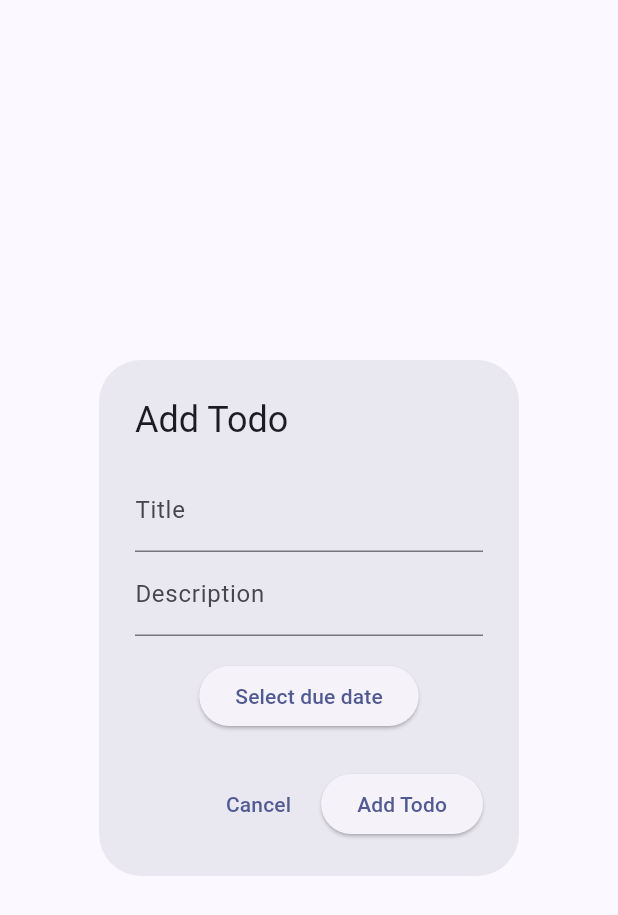
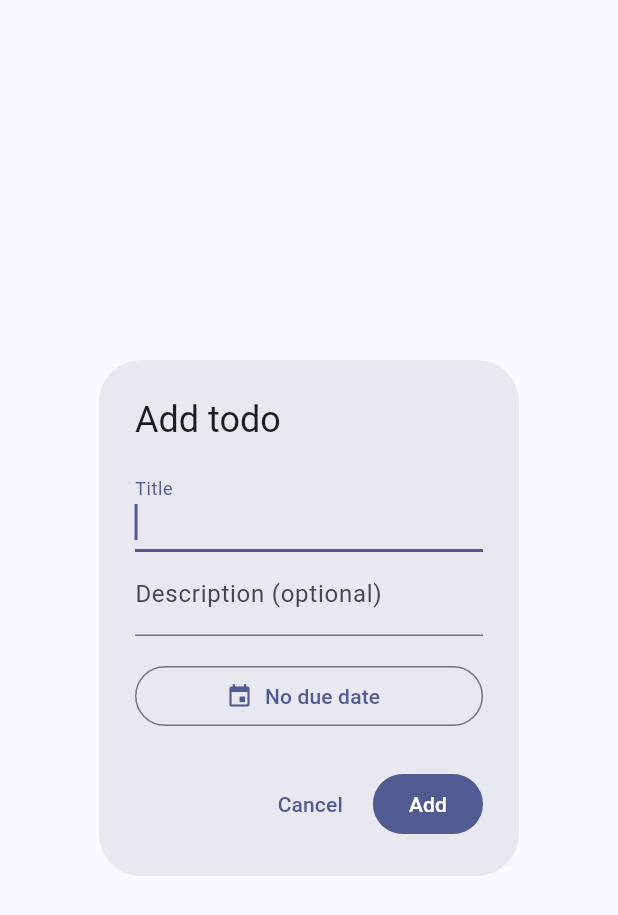
Before and after one commit to MauriceV-2510137/FlutterTodo_EIS, a Flutter app: the AddTodoDialog widget shown alone on an empty page, opened directly, on a phone screen of 412 x 824 dp. Shown: the top 915 px of the screen. Run offline on Flutter 3.47's test engine with Material 3 defaults, Android fonts, the phone set to English and light mode, and no system bars.

Commit message:
Re-adding todos view and "add todo" dialog
- Readding the "Todo" and "Completed" views inside the list
- Ability to add todos inside a list with a dialog
- Can complete items by checking checkbox like before
- Also made it visualy bettter now, (no empty states, title crossed when completed, etc..)

```diff
--- a/flutter_todo/lib/view/add_todo_dialog.dart
+++ b/flutter_todo/lib/view/add_todo_dialog.dart
@@ -1,4 +1,5 @@
 import 'package:flutter/material.dart';
+import 'package:flutter_todo/models/date_only.dart';
 import 'package:flutter_todo/models/todo.dart';
 
 class AddTodoDialog extends StatefulWidget {
@@ -9,81 +10,106 @@ class AddTodoDialog extends StatefulWidget {
 }
 
 class _AddTodoDialogState extends State<AddTodoDialog> {
+  final _titleController = TextEditingController();
+  final _descriptionController = TextEditingController();
 
-  final titleController = TextEditingController();
-  final descriptionController = TextEditingController();
-
-  DateTime? dueDate;
+  DateTime? _dueDate;
+  String? _titleError;
 
   @override
   void dispose() {
-    titleController.dispose();
-    descriptionController.dispose();
+    _titleController.dispose();
+    _descriptionController.dispose();
     super.dispose();
   }
 
-  void save() {
-    if (titleController.text.trim().isEmpty || dueDate == null) {
+  Future<void> _pickDate() async {
+    final today = dateOnly(DateTime.now());
+    final date = await showDatePicker(
+      context: context,
+      initialDate: _dueDate ?? today,
+      firstDate: today,
+      lastDate: DateTime(2100),
+    );
+    if (date != null) setState(() => _dueDate = date);
+  }
+
+  void _save() {
+    final title = _titleController.text.trim();
+    if (title.isEmpty) {
+      setState(() => _titleError = 'Please enter a title');
       return;
     }
     Navigator.of(context).pop(
       Todo(
-        title: titleController.text.trim(),
-        dueDate: dueDate!,
-        description: descriptionController.text.trim()
+        title: title,
+        description: _descriptionController.text,
+        dueDate: _dueDate,
       ),
     );
   }
 
   @override
   Widget build(BuildContext context) {
+    final dateText = _dueDate == null
+        ? 'No due date'
+        : MaterialLocalizations.of(context).formatMediumDate(_dueDate!);
+
     return AlertDialog(
-      title: const Text('Add Todo'),
-      content: Column(
+      title: const Text('Add todo'),
+      content: SingleChildScrollView(
+        child: Column(
           mainAxisSize: MainAxisSize.min,
+          crossAxisAlignment: CrossAxisAlignment.start,
           children: [
             TextField(
-            controller: titleController,
-            decoration: const InputDecoration(labelText: 'Title'),
+              controller: _titleController,
+              autofocus: true,
+              textCapitalization: TextCapitalization.sentences,
+              decoration: InputDecoration(
+                labelText: 'Title',
+                errorText: _titleError,
               ),
-
+              onChanged: (_) {
+                if (_titleError != null) setState(() => _titleError = null);
+              },
+            ),
             TextField(
-            controller: descriptionController,
-            decoration: const InputDecoration(labelText: 'Description'),
-          ),
-
-          const SizedBox(height: 16),
-
-          ElevatedButton(
-            onPressed: () async {
-              final date = await showDatePicker(
-                context: context,
-                initialDate: DateTime.now(),
-                firstDate: DateTime.now(),
-                lastDate: DateTime(2100),
-                initialEntryMode: DatePickerEntryMode.input,
-              );
-
-              if (date != null) {
-                setState(() {
-                  dueDate = date;
-                });
-              }
-            },
-            child: Text(
-              dueDate == null
-                  ? 'Select due date'
-                  : '${dueDate!.day}/${dueDate!.month}/${dueDate!.year}',
+              controller: _descriptionController,
+              textCapitalization: TextCapitalization.sentences,
+              minLines: 1,
+              maxLines: 3,
+              decoration: const InputDecoration(
+                labelText: 'Description (optional)',
               ),
             ),
+            const SizedBox(height: 16),
+            Row(
+              children: [
+                Expanded(
+                  child: OutlinedButton.icon(
+                    onPressed: _pickDate,
+                    icon: const Icon(Icons.event),
+                    label: Text(dateText),
+                  ),
+                ),
+                if (_dueDate != null)
+                  IconButton(
+                    tooltip: 'Remove due date',
+                    icon: const Icon(Icons.close),
+                    onPressed: () => setState(() => _dueDate = null),
+                  ),
               ],
+            ),
+          ],
+        ),
       ),
       actions: [
         TextButton(
           onPressed: () => Navigator.of(context).pop(),
           child: const Text('Cancel'),
         ),
-        ElevatedButton(onPressed: save, child: const Text('Add Todo')),
+        FilledButton(onPressed: _save, child: const Text('Add')),
       ],
     );
   }
```
Also changed, not shown: flutter_todo/lib/view/todo_item_tile.dart (added, +61 -0 lines), flutter_todo/lib/view/todo_list_page.dart (+97 -4 lines). Lines whose indentation alone changed are shown as unchanged.
